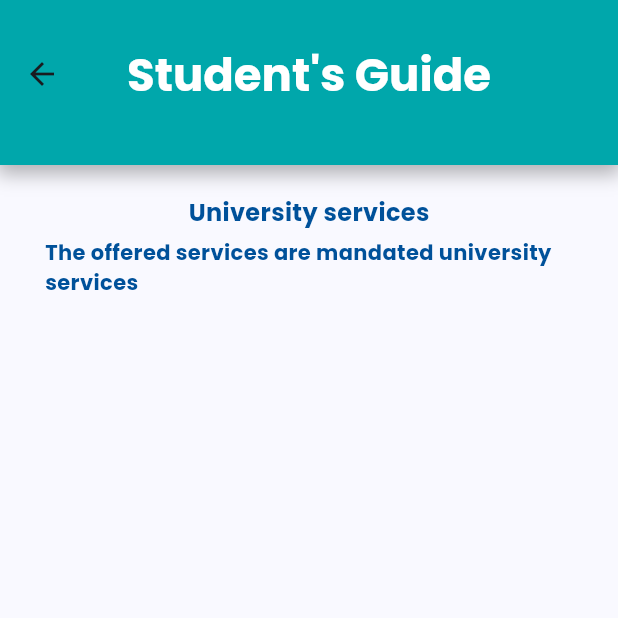
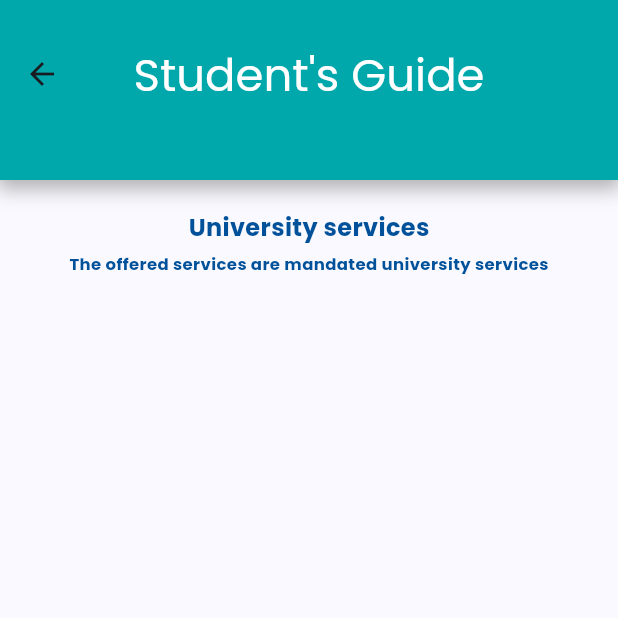
Before and after one commit to jouryABDULLAH/gpa, a Flutter app: the rulesPage screen opened directly, on a phone screen of 412 x 824 dp, the top half of it. Run offline on Flutter 3.47's test engine with Material 3 defaults, Android fonts, the phone set to English and light mode, and no system bars; our stand-ins replace boxicons, cloud_firestore, dio, firebase_auth, firebase_core, firebase_messaging and 12 more; missing offline and left inert: cr_calendar, dialog_flowtter, flutter_polyline_points; accounts and stored records are empty.

Commit message:
Your commit message

```diff
--- a/lib/presentation/Servecis/rules/rules_page.dart
+++ b/lib/presentation/Servecis/rules/rules_page.dart
@@ -28,7 +28,7 @@ class _rulesPageState extends State<rulesPage> {
   Widget build(BuildContext context) {
     return Scaffold(
       appBar: PreferredSize(
-        preferredSize: Size.fromHeight(110.0),
+        preferredSize: Size.fromHeight(120.0),
         child: Container(
           decoration: BoxDecoration(
             color: ColorManager.primary,
@@ -53,7 +53,7 @@ class _rulesPageState extends State<rulesPage> {
                 MyLocal.getFontFamily(Get.locale!.languageCode),
                 textStyle: TextStyle(
                   fontSize: 30,
-                  fontWeight: FontWeight.bold,
+                  fontWeight: FontWeight.normal,
                   color: Color.fromARGB(255, 255, 255, 255),
                 ),
               ),
@@ -81,7 +81,7 @@ class _rulesPageState extends State<rulesPage> {
               Text(
                 "serv_2".tr,
                 style: GoogleFonts.getFont(
-                  fontSize: 14,
+                  fontSize: Get.locale?.languageCode == 'ar' ? 14 : 11,
                   fontWeight: FontWeight.bold,
                   color: Color.fromARGB(255, 0, 81, 154),
                   MyLocal.getFontFamily(Get.locale!.languageCode),
--- a/lib/presentation/chatbot/chatbotScreen.dart
+++ b/lib/presentation/chatbot/chatbotScreen.dart
@@ -80,7 +80,7 @@ class _chatbotScreenState extends State<chatbotScreen> {
             color: Color.fromARGB(255, 255, 255, 255),
           ),
         ),
-        toolbarHeight: 130.0,
+        toolbarHeight: 120.0,
       ),
       body: Builder(builder: (context) {
         showfollowUpQuestionss = false;
```
Also changed, not shown: lib/presentation/home/db.dart (+5 -2 lines).
